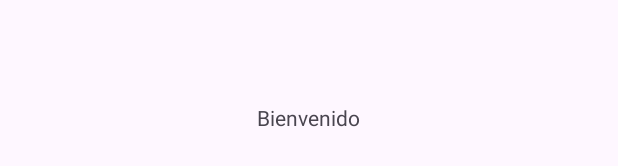
After one commit to 2004Miguel/googlee, an Android app: the layout activity_2.xml on its own in the app's theme, with its tools: preview values and no code run, on a phone screen of 412 x 824 dp. The commit adds this screen. Shown: the part 500-666 px from the top of the screen. Run offline under Robolectric (Android 15) with nearby library versions, the phone set to English and light mode, and no system bars.

```diff
--- /dev/null
+++ b/app/src/main/res/layout/activity_2.xml
@@ -0,0 +1,27 @@
+<?xml version="1.0" encoding="utf-8"?>
+<LinearLayout xmlns:android="http://schemas.android.com/apk/res/android"
+    xmlns:app="http://schemas.android.com/apk/res-auto"
+    xmlns:tools="http://schemas.android.com/tools"
+    android:layout_width="match_parent"
+    android:layout_height="match_parent"
+    android:orientation="horizontal"
+    android:gravity="center"
+    tools:context=".Activity2">
+
+    <LinearLayout
+        android:layout_width="match_parent"
+        android:gravity="center"
+        android:orientation="horizontal"
+        android:layout_height="wrap_content">
+        <TextView
+            android:layout_width="wrap_content"
+            android:gravity="center"
+            android:text="@string/screen2"
+            android:layout_height="wrap_content">
+
+        </TextView>
+    </LinearLayout>
+
+
+
+</LinearLayout>
--- a/app/src/main/res/values/strings.xml
+++ b/app/src/main/res/values/strings.xml
@@ -4,5 +4,8 @@
     <string name="go_to_google">ir a google</string>
     <string name="go_to_alarma">crear alarma</string>
     <string name="go_to_llamada">ir a llamada</string>
+    <string name="screen2">Bienvenido</string>
+    <string name="camaraf">Tomar foto</string>
+    <string name="camarav">Capturar video</string>
 
 </resources>
--- a/build.gradle.kts
+++ b/build.gradle.kts
@@ -1,4 +1,6 @@
 // Top-level build file where you can add configuration options common to all sub-projects/modules.
 plugins {
     id("com.android.application") version "8.1.1" apply false
+
+
 }
```
Also changed, not shown: app/build.gradle.kts (+22 -0 lines), app/src/main/AndroidManifest.xml (+9 -1 lines), app/src/main/java/com/Miguel/correo/Activity2.java (added, +17 -0 lines), app/src/main/java/com/Miguel/correo/MainActivity.java (+62 -3 lines), app/src/main/res/layout/activity_main.xml (+9 -0 lines).
